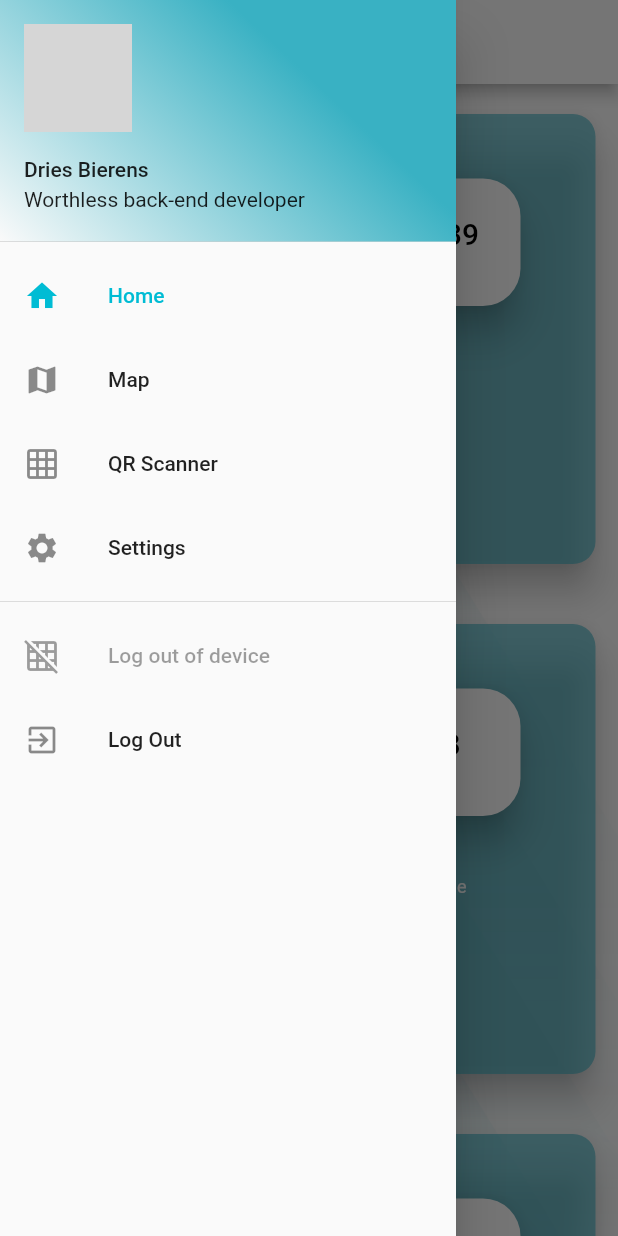
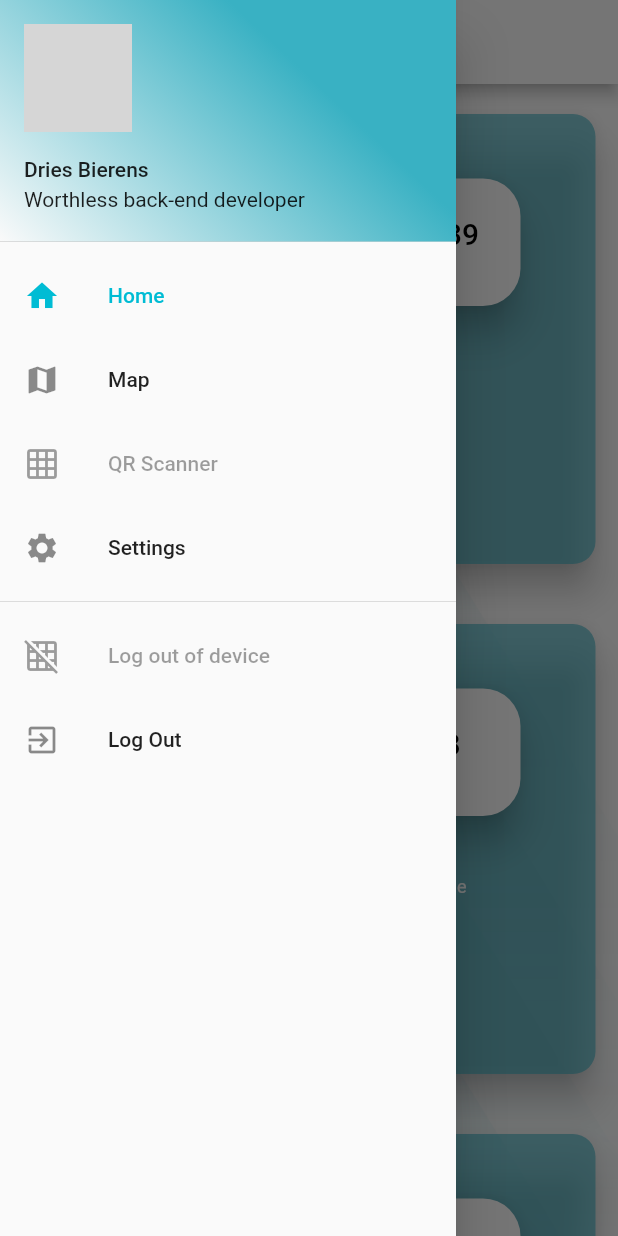
Before and after one commit to estebanbeerens/port_tracker_frontend, a Flutter app: the MainDrawer screen opened directly, with the side drawer open, on a phone screen of 412 x 824 dp. Run offline on Flutter 3.47's test engine with Material 2 defaults, Android fonts, the phone set to English and light mode, and no system bars; our stand-ins replace flutter_screenutil, geolocator, google_maps_flutter, sliding_up_panel; missing offline and left inert: barcode_scan, loading; network calls fail; Roboto replaces fonts that are missing (Montserrat); grey boxes are pictures that could not be loaded.

Commit message:
Added variable enabled for drawerItems

```diff
--- a/lib/components/main_drawer.dart
+++ b/lib/components/main_drawer.dart
@@ -7,17 +7,18 @@ import 'package:port_tracker/services/auth_service.dart';
 class DrawerItem {
   String title;
   IconData icon;
-  DrawerItem(this.title, this.icon);
+  bool enabled;
+  DrawerItem(this.title, this.icon, this.enabled);
 }
 
 // Our Homepage
 class MainDrawer extends StatefulWidget {
   //Let's define our drawer items, strings and images
   final drawerItems = [
-    new DrawerItem("Home", Icons.home),
-    new DrawerItem("Map", Icons.map),
-    new DrawerItem("QR Scanner", Icons.grid_on),
-    new DrawerItem("Settings", Icons.settings)
+    new DrawerItem("Home", Icons.home, true),
+    new DrawerItem("Map", Icons.map, true),
+    new DrawerItem("QR Scanner", Icons.grid_on, false),
+    new DrawerItem("Settings", Icons.settings, true)
   ];
   //Let's Create and Return state for this 'StatefulWidget'
   @override
@@ -63,6 +64,7 @@ class MainDrawerState extends State<MainDrawer> {
       drawerOptions.add(new ListTile(
         leading: new Icon(d.icon),
         title: new Text(d.title),
+        enabled: d.enabled,
         selected: i == _selectedDrawerIndex,
         onTap: () => _onSelectItem(i),
       ));
```
